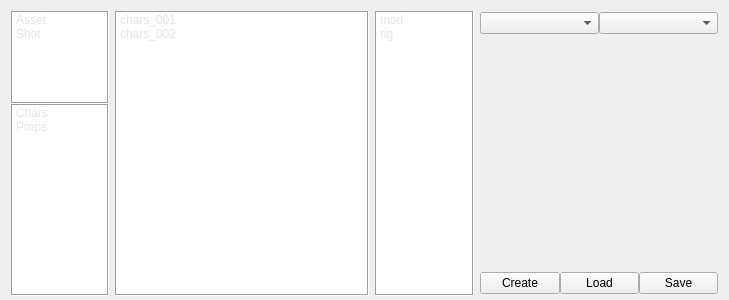
First picture: the form in fcLib/appLib/ui/fcLocalTask.ui, repository LuoOu/fc_Pro, before the edit.
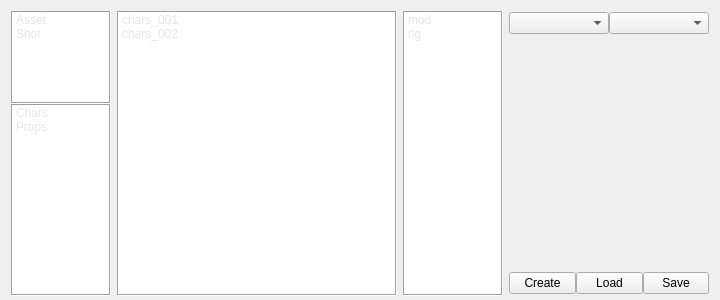
Second picture: the form after the edit.

```diff
--- a/fcLib/appLib/ui/fcLocalTask.ui
+++ b/fcLib/appLib/ui/fcLocalTask.ui
@@ -6,7 +6,7 @@
    <rect>
     <x>0</x>
     <y>0</y>
-    <width>729</width>
+    <width>720</width>
     <height>300</height>
    </rect>
   </property>
@@ -226,6 +226,12 @@
        <height>0</height>
       </size>
      </property>
+     <property name="maximumSize">
+      <size>
+       <width>200</width>
+       <height>16777215</height>
+      </size>
+     </property>
      <layout class="QVBoxLayout" name="layMeta">
       <property name="spacing">
        <number>0</number>
@@ -273,7 +279,11 @@
           <number>0</number>
          </property>
          <item>
-          <widget class="QComboBox" name="combVariant"/>
+          <widget class="QComboBox" name="combVariant">
+           <property name="enabled">
+            <bool>true</bool>
+           </property>
+          </widget>
          </item>
          <item>
           <widget class="QComboBox" name="combversion"/>
```
